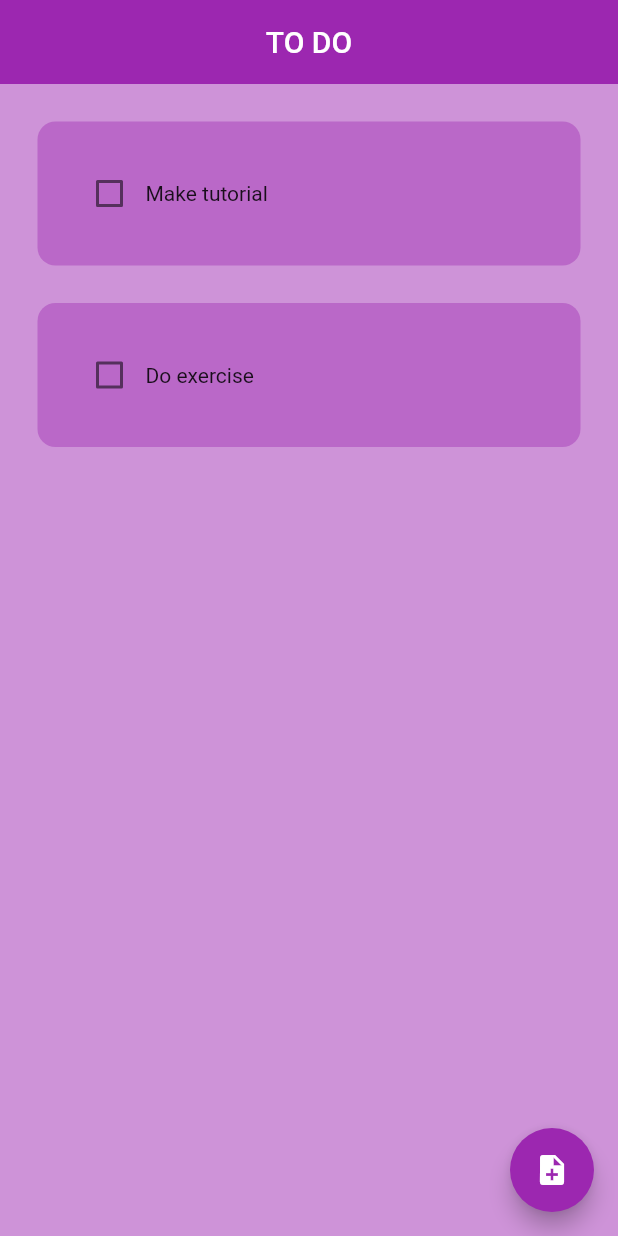
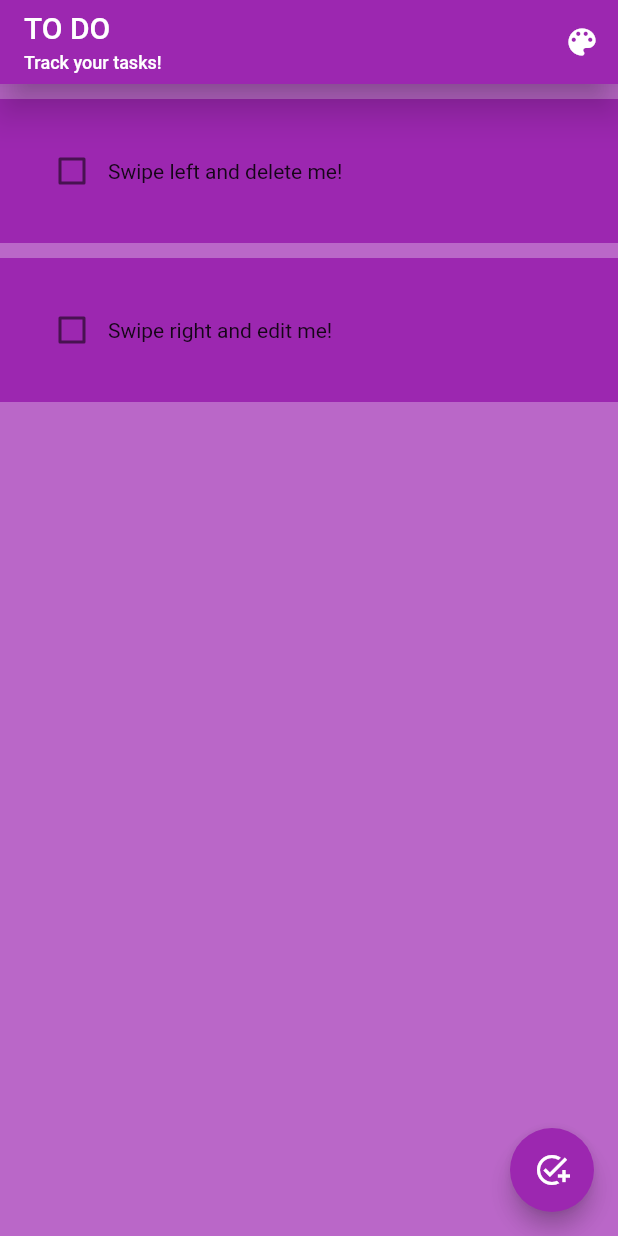
Before and after one commit to whitehead421/todo-app, a Flutter app: the screen it shows after launch, on a phone screen of 412 x 824 dp. Run offline on Flutter 3.47's test engine with Material 2 defaults, Android fonts, the phone set to English and light mode, and no system bars; drawn by our look-alikes of flutter_slidable; our stand-ins replace hive_flutter; accounts and stored records are empty.

Commit message:
theme change & edit task

```diff
--- a/lib/data/database.dart
+++ b/lib/data/database.dart
@@ -2,15 +2,14 @@ import 'package:hive_flutter/hive_flutter.dart';
 
 class ToDoDatabase {
   List toDoList = [];
-
   // reference our box
   final _myBox = Hive.box('mybox');
 
   // run this method if this is the 1st time ever opening this app
   void createInitialData() {
     toDoList = [
-      ["Make tutorial", false],
-      ["Do exercise", false],
+      ["Swipe left and delete me!", false],
+      ["Swipe right and edit me!", false],
     ];
   }
 
--- a/lib/main.dart
+++ b/lib/main.dart
@@ -1,6 +1,8 @@
 import 'package:flutter/material.dart';
 import 'package:todo_app/pages/home_page.dart';
 import 'package:hive_flutter/hive_flutter.dart';
+import 'package:provider/provider.dart';
+import 'package:todo_app/utils/theme_provider.dart';
 
 void main() async {
   // init the hive
@@ -9,7 +11,12 @@ void main() async {
   // open a box
   var box = await Hive.openBox('mybox');
 
-  runApp(const MainApp());
+  runApp(
+    ChangeNotifierProvider(
+      create: (context) => ThemeProvider(), // ThemeProvider sınıfı
+      child: const MainApp(),
+    ),
+  );
 }
 
 class MainApp extends StatelessWidget {
@@ -19,8 +26,8 @@ class MainApp extends StatelessWidget {
   Widget build(BuildContext context) {
     return MaterialApp(
       debugShowCheckedModeBanner: false,
-      home: HomePage(),
-      theme: ThemeData(primarySwatch: Colors.purple),
+      home: const HomePage(),
+      theme: Provider.of<ThemeProvider>(context).theme,
     );
   }
 }
--- a/lib/pages/home_page.dart
+++ b/lib/pages/home_page.dart
@@ -2,8 +2,9 @@ import 'package:flutter/material.dart';
 import 'package:hive_flutter/hive_flutter.dart';
 import 'package:todo_app/data/database.dart';
 import 'package:todo_app/utils/dialog_box.dart';
-
 import '../utils/todo_tile.dart';
+import 'package:provider/provider.dart';
+import 'package:todo_app/utils/theme_provider.dart';
 
 class HomePage extends StatefulWidget {
   const HomePage({super.key});
@@ -16,6 +17,7 @@ class _HomePageState extends State<HomePage> {
   // reference the hive box
   final _myBox = Hive.box('mybox');
   ToDoDatabase db = ToDoDatabase();
+  var index = 0;
 
   @override
   void initState() {
@@ -67,27 +69,92 @@ class _HomePageState extends State<HomePage> {
         });
   }
 
+  void _showSnackBar(String text) {
+    ScaffoldMessenger.of(context).showSnackBar(SnackBar(
+      content: Text(text),
+    ));
+  }
+
   // delete a task
   void deleteTask(int index) {
     setState(() {
       db.toDoList.removeAt(index);
     });
+    _showSnackBar("Task Deleted");
+    db.updateDatabase();
+  }
+
+  // edit a task
+  void editTask(int index) {
+    _controller.text = db.toDoList[index][0];
+    showDialog(
+        context: context,
+        builder: (context) {
+          return DialogBox(
+            controller: _controller,
+            onSave: () {
+              setState(() {
+                db.toDoList[index][0] = _controller.text;
+              });
+              _controller.clear();
+              Navigator.of(context).pop();
+              db.updateDatabase();
+            },
+            onCancel: () => Navigator.of(context).pop(),
+          );
+        });
+  }
+
+  // change theme
+  void changeTheme() {
+    var colors = [
+      Colors.blue,
+      Colors.red,
+      Colors.green,
+      Colors.orange,
+      Colors.purple
+    ];
+    setState(() {
+      index = (index + 1) % colors.length;
+    });
+    var theme = ThemeData(primarySwatch: colors[index]);
+    Provider.of<ThemeProvider>(context, listen: false).setTheme(theme);
+
     db.updateDatabase();
   }
 
   @override
   Widget build(BuildContext context) {
     return Scaffold(
-      backgroundColor: Colors.purple[200],
+      backgroundColor: Theme.of(context).primaryColor.withOpacity(0.7),
       appBar: AppBar(
-        title: const Center(child: Text('TO DO')),
-        elevation: 0,
+        actions: [
+          IconButton(
+            onPressed: changeTheme,
+            icon: const Icon(Icons.color_lens),
+          ),
+        ],
+        title: Column(
+          crossAxisAlignment: CrossAxisAlignment.start,
+          children: const [
+            Text('TO DO'),
+            SizedBox(
+              height: 5,
+            ),
+            Text('Track your tasks!', style: TextStyle(fontSize: 12)),
+          ],
+        ),
+        elevation: 10,
       ),
       floatingActionButton: FloatingActionButton(
         onPressed: createNewTask,
-        child: const Icon(Icons.note_add),
+        child: const Icon(Icons.add_task),
       ),
-      body: ListView.builder(
+      body: ListView.separated(
+        padding: const EdgeInsets.only(top: 10, bottom: 10),
+        separatorBuilder: (context, index) => const SizedBox(
+          height: 10,
+        ),
         itemCount: db.toDoList.length,
         itemBuilder: (context, index) {
           return ToDoTile(
@@ -97,6 +164,7 @@ class _HomePageState extends State<HomePage> {
               checkBoxChanged(value!, index);
             },
             deleteFunction: (context) => {deleteTask(index)},
+            editFunction: (context) => {editTask(index)},
           );
         },
       ),
--- a/lib/utils/dialog_box.dart
+++ b/lib/utils/dialog_box.dart
@@ -16,8 +16,8 @@ class DialogBox extends StatelessWidget {
   @override
   Widget build(BuildContext context) {
     return AlertDialog(
-      backgroundColor: Colors.purple[300],
-      content: Container(
+      backgroundColor: Theme.of(context).primaryColor,
+      content: SizedBox(
           height: 120,
           child: Column(
             mainAxisAlignment: MainAxisAlignment.spaceEvenly,
--- /dev/null
+++ b/lib/utils/theme_provider.dart
@@ -0,0 +1,12 @@
+import 'package:flutter/material.dart';
+
+class ThemeProvider with ChangeNotifier {
+  ThemeData _theme = ThemeData(primarySwatch: Colors.purple);
+
+  ThemeData get theme => _theme;
+
+  void setTheme(ThemeData theme) {
+    _theme = theme;
+    notifyListeners();
+  }
+}
--- a/lib/utils/todo_tile.dart
+++ b/lib/utils/todo_tile.dart
@@ -6,6 +6,7 @@ class ToDoTile extends StatelessWidget {
   final bool taskCompleted;
   Function(bool?)? onChanged;
   Function(BuildContext)? deleteFunction;
+  Function(BuildContext)? editFunction;
 
   ToDoTile({
     super.key,
@@ -13,40 +14,45 @@ class ToDoTile extends StatelessWidget {
     required this.taskCompleted,
     required this.onChanged,
     required this.deleteFunction,
+    required this.editFunction,
   });
 
   @override
   Widget build(BuildContext context) {
-    return Padding(
-      padding: const EdgeInsets.only(
-        left: 25,
-        right: 25,
-        top: 25,
-      ),
-      child: Slidable(
+    return Slidable(
       endActionPane: ActionPane(
-          motion: ScrollMotion(),
+        motion: const DrawerMotion(),
         children: [
           SlidableAction(
             onPressed: deleteFunction,
             icon: Icons.delete,
             backgroundColor: Colors.red.shade400,
-              borderRadius: BorderRadius.circular(12),
-            )
+            label: "Delete",
+          ),
+        ],
+      ),
+      startActionPane: ActionPane(
+        motion: const DrawerMotion(),
+        children: [
+          SlidableAction(
+            onPressed: editFunction,
+            icon: Icons.edit,
+            backgroundColor: Colors.blue.shade400,
+            label: "Edit",
+          ),
         ],
       ),
       child: Container(
         padding: const EdgeInsets.all(24),
         decoration: BoxDecoration(
-            color: Colors.purple[300],
-            borderRadius: BorderRadius.circular(12),
+          color: Theme.of(context).primaryColor,
         ),
         child: Row(
           children: [
             Checkbox(
               value: taskCompleted,
               onChanged: onChanged,
-                activeColor: Colors.purple[700],
+              activeColor: Theme.of(context).primaryColorDark,
             ),
             Text(
               taskName,
@@ -59,7 +65,6 @@ class ToDoTile extends StatelessWidget {
           ],
         ),
       ),
-      ),
     );
   }
 }
--- a/pubspec.yaml
+++ b/pubspec.yaml
@@ -14,6 +14,7 @@ dependencies:
   flutter_slidable: ^1.2.0
   hive: ^2.2.3
   hive_flutter: ^1.1.0
+  provider: ^6.0.5
 
 dev_dependencies:
   flutter_test:
```
Also changed, not shown: pubspec.lock. Lines whose indentation alone changed are shown as unchanged.
